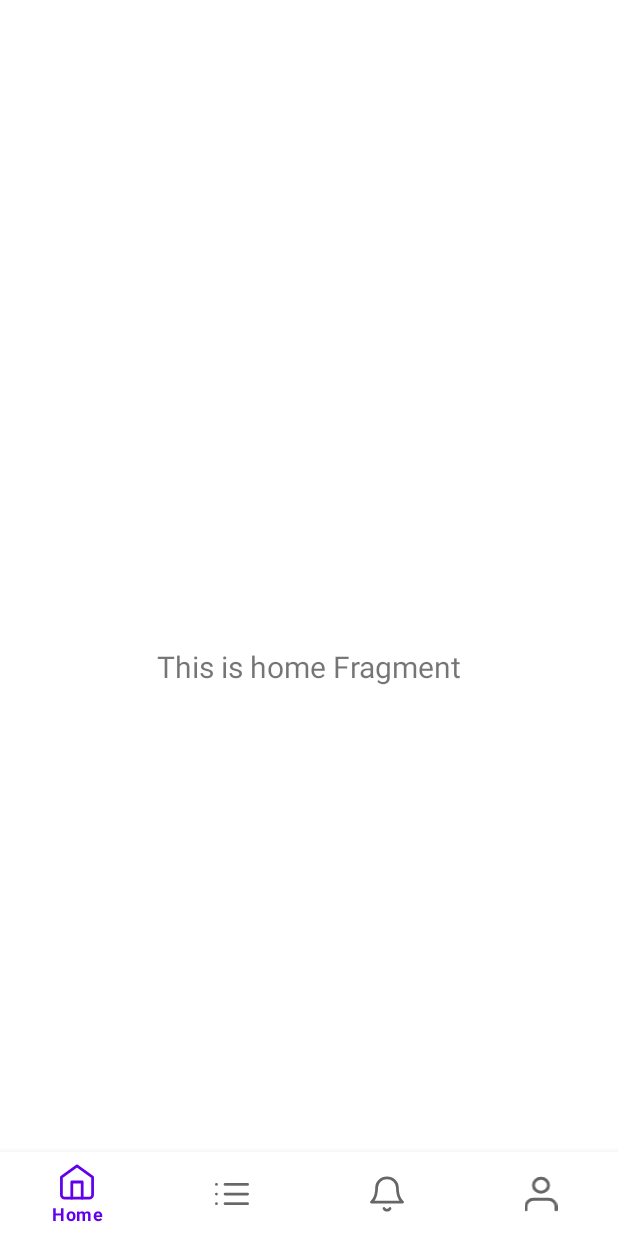
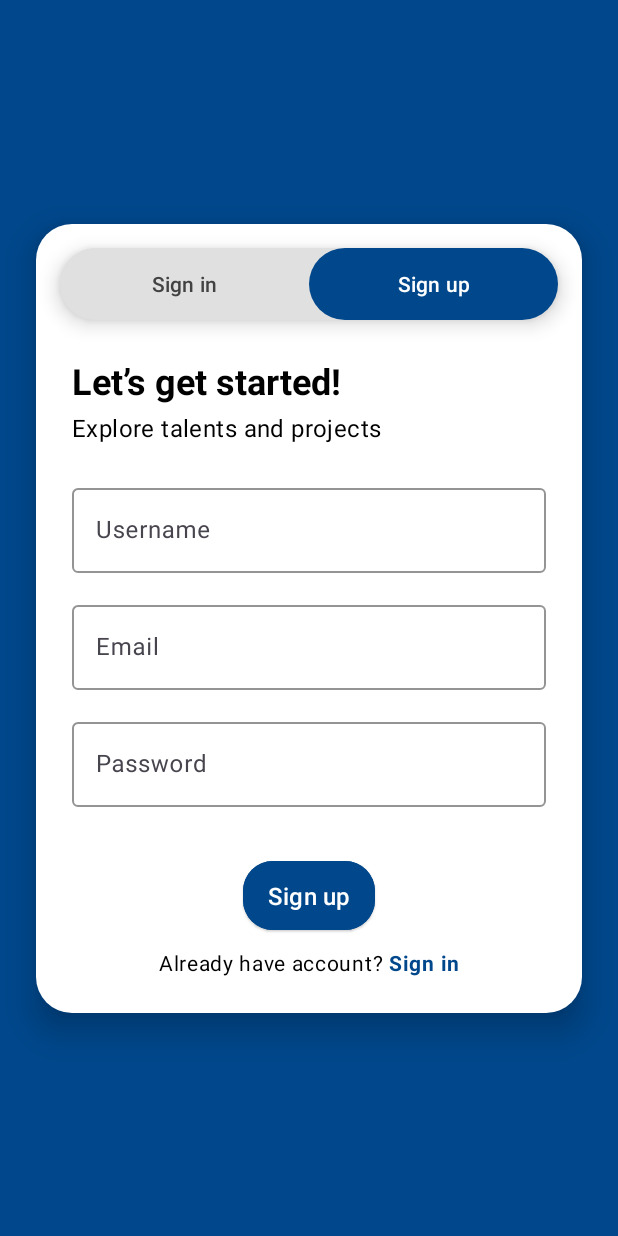
Before and after one commit to davidrvii/Talentara-Mobile, an Android app: the screen it shows after launch (MainActivity before the commit, AuthenticationActivity after it), on a phone screen of 412 x 824 dp. Run offline under Robolectric (Android 15) with nearby library versions, the phone set to English and light mode, and no system bars.

Commit message:
Slicing Authentication Page Using TabLayout and ViewPager2

```diff
--- a/app/build.gradle.kts
+++ b/app/build.gradle.kts
@@ -54,4 +54,5 @@ dependencies {
     androidTestImplementation(libs.androidx.junit)
     androidTestImplementation(libs.androidx.espresso.core)
     implementation(libs.androidx.core.splashscreen)
+    implementation(libs.androidx.viewpager2)
 }
--- a/app/src/main/java/com/example/talentara/view/ui/authentication/AuthenticationActivity.kt
+++ b/app/src/main/java/com/example/talentara/view/ui/authentication/AuthenticationActivity.kt
@@ -1,21 +1,61 @@
 package com.example.talentara.view.ui.authentication
 
 import android.os.Bundle
-import androidx.activity.enableEdgeToEdge
 import androidx.appcompat.app.AppCompatActivity
+import androidx.core.splashscreen.SplashScreen.Companion.installSplashScreen
 import androidx.core.view.ViewCompat
 import androidx.core.view.WindowInsetsCompat
+import androidx.viewpager2.adapter.FragmentStateAdapter
 import com.example.talentara.R
+import com.example.talentara.databinding.ActivityAuthenticationBinding
+import com.example.talentara.view.ui.authentication.signin.SignInFragment
+import com.example.talentara.view.ui.authentication.signup.SignUpFragment
+import com.google.android.material.tabs.TabLayoutMediator
 
 class AuthenticationActivity : AppCompatActivity() {
+
+    private lateinit var binding: ActivityAuthenticationBinding
+
     override fun onCreate(savedInstanceState: Bundle?) {
         super.onCreate(savedInstanceState)
-        enableEdgeToEdge()
-        setContentView(R.layout.activity_authentication)
-        ViewCompat.setOnApplyWindowInsetsListener(findViewById(R.id.main)) { v, insets ->
+
+        installSplashScreen()
+
+        binding = ActivityAuthenticationBinding.inflate(layoutInflater)
+        setContentView(binding.root)
+
+        ViewCompat.setOnApplyWindowInsetsListener(findViewById(R.id.authentication)) { v, insets ->
             val systemBars = insets.getInsets(WindowInsetsCompat.Type.systemBars())
             v.setPadding(systemBars.left, systemBars.top, systemBars.right, systemBars.bottom)
             insets
         }
+
+        setupViewPagerWithTabs()
+    }
+
+    fun switchPage(toPosition: Int) {
+        binding.viewPager.currentItem = toPosition
+    }
+
+    private fun setupViewPagerWithTabs() {
+        val adapter = object : FragmentStateAdapter(this) {
+            private val pages = listOf(
+                SignInFragment(),
+                SignUpFragment()
+            )
+
+            override fun getItemCount() = pages.size
+            override fun createFragment(position: Int) = pages[position]
+        }
+        binding.viewPager.adapter = adapter
+
+        TabLayoutMediator(binding.tabLayout, binding.viewPager) { tab, pos ->
+            tab.text = if (pos == 0)
+                getString(R.string.sign_in)
+            else
+                getString(R.string.sign_up)
+        }.attach()
+
+        binding.viewPager.currentItem = 1
     }
 }
--- /dev/null
+++ b/app/src/main/java/com/example/talentara/view/ui/authentication/signin/SignInFragment.kt
@@ -0,0 +1,49 @@
+package com.example.talentara.view.ui.authentication.signin
+
+import android.content.Intent
+import android.os.Bundle
+import android.view.LayoutInflater
+import android.view.View
+import android.view.ViewGroup
+import androidx.fragment.app.Fragment
+import com.example.talentara.databinding.FragmentSignInBinding
+import com.example.talentara.view.ui.authentication.AuthenticationActivity
+import com.example.talentara.view.ui.main.MainActivity
+
+class SignInFragment : Fragment() {
+
+    private var _binding: FragmentSignInBinding? = null
+    private val binding get() = _binding!!
+
+    override fun onCreateView(
+        inflater: LayoutInflater, container: ViewGroup?,
+        savedInstanceState: Bundle?,
+    ): View {
+        _binding = FragmentSignInBinding.inflate(inflater, container, false)
+        return binding.root
+    }
+
+    override fun onViewCreated(view: View, savedInstanceState: Bundle?) {
+        super.onViewCreated(view, savedInstanceState)
+
+        binding.tvFooterAction.setOnClickListener {
+            (requireActivity() as AuthenticationActivity).switchPage(1)
+        }
+
+        binding.btnSignIn.setOnClickListener {
+            val intent = Intent(requireContext(), MainActivity::class.java)
+            startActivity(intent)
+            requireActivity().finish()
+
+            /*val email = binding.etEmail.text.toString().trim()
+            val pass  = binding.etPassword.text.toString().trim()
+
+            if (email.isEmpty() || pass.isEmpty()) {
+                Toast.makeText(requireContext(), "Email & password wajib diisi", Toast.LENGTH_SHORT).show()
+            } else {
+                Toast.makeText(requireContext(),
+                    "Mendaftar: $email", Toast.LENGTH_SHORT).show()
+            }*/
+        }
+    }
+}
--- /dev/null
+++ b/app/src/main/java/com/example/talentara/view/ui/authentication/signup/SignUpFragment.kt
@@ -0,0 +1,48 @@
+package com.example.talentara.view.ui.authentication.signup
+
+import android.content.Intent
+import android.os.Bundle
+import android.view.LayoutInflater
+import android.view.View
+import android.view.ViewGroup
+import androidx.fragment.app.Fragment
+import com.example.talentara.databinding.FragmentSignUpBinding
+import com.example.talentara.view.ui.authentication.AuthenticationActivity
+import com.example.talentara.view.ui.main.MainActivity
+
+class SignUpFragment : Fragment() {
+
+    private var _binding: FragmentSignUpBinding? = null
+    private val binding get() = _binding!!
+
+    override fun onCreateView(
+        inflater: LayoutInflater, container: ViewGroup?,
+        savedInstanceState: Bundle?,
+    ): View {
+        _binding = FragmentSignUpBinding.inflate(inflater, container, false)
+        return binding.root
+    }
+
+    override fun onViewCreated(view: View, savedInstanceState: Bundle?) {
+        super.onViewCreated(view, savedInstanceState)
+
+        binding.tvFooterAction.setOnClickListener {
+            (requireActivity() as AuthenticationActivity).switchPage(0)
+        }
+        binding.btnSignUp.setOnClickListener {
+            val intent = Intent(requireContext(), MainActivity::class.java)
+            startActivity(intent)
+            requireActivity().finish()
+
+            /*val email = binding.etEmail.text.toString().trim()
+            val pass  = binding.etPassword.text.toString().trim()
+
+            if (email.isEmpty() || pass.isEmpty()) {
+                Toast.makeText(requireContext(), "Email & password wajib diisi", Toast.LENGTH_SHORT).show()
+            } else {
+                Toast.makeText(requireContext(),
+                    "Mendaftar: $email", Toast.LENGTH_SHORT).show()
+            }*/
+        }
+    }
+}
--- a/app/src/main/java/com/example/talentara/view/ui/main/MainActivity.kt
+++ b/app/src/main/java/com/example/talentara/view/ui/main/MainActivity.kt
@@ -3,7 +3,6 @@ package com.example.talentara.view.ui.main
 import android.os.Bundle
 import com.google.android.material.bottomnavigation.BottomNavigationView
 import androidx.appcompat.app.AppCompatActivity
-import androidx.core.splashscreen.SplashScreen.Companion.installSplashScreen
 import androidx.navigation.findNavController
 import androidx.navigation.ui.setupWithNavController
 import com.example.talentara.R
@@ -16,8 +15,6 @@ class MainActivity : AppCompatActivity() {
     override fun onCreate(savedInstanceState: Bundle?) {
         super.onCreate(savedInstanceState)
 
-        installSplashScreen()
-
         binding = ActivityMainBinding.inflate(layoutInflater)
         setContentView(binding.root)
 
--- /dev/null
+++ b/app/src/main/res/color/toggle_button_text_color.xml
@@ -0,0 +1,8 @@
+<?xml version="1.0" encoding="utf-8"?>
+<selector xmlns:android="http://schemas.android.com/apk/res/android">
+    <item
+        android:state_selected="true"
+        android:color="@color/white"/>
+    <item
+        android:color="@color/dark_gray"/>
+</selector>
--- /dev/null
+++ b/app/src/main/res/drawable/rounded_rectangle.xml
@@ -0,0 +1,8 @@
+<?xml version="1.0" encoding="utf-8"?>
+<shape xmlns:android="http://schemas.android.com/apk/res/android"
+    android:shape="rectangle">
+    <solid
+        android:color="@color/white"/>
+    <corners
+        android:radius="24dp" />
+</shape>
--- /dev/null
+++ b/app/src/main/res/drawable/toggle_button_background.xml
@@ -0,0 +1,17 @@
+<?xml version="1.0" encoding="utf-8"?>
+<selector xmlns:android="http://schemas.android.com/apk/res/android">
+    <!-- State Selected = tombol aktif -->
+    <item android:state_selected="true">
+        <shape android:shape="rectangle">
+            <solid android:color="@color/blue"/>
+            <corners android:radius="24dp"/>
+        </shape>
+    </item>
+    <!-- Default = tidak aktif -->
+    <item>
+        <shape android:shape="rectangle">
+            <solid android:color="@color/light_gray"/>
+            <corners android:radius="24dp"/>
+        </shape>
+    </item>
+</selector>
--- a/app/src/main/res/layout/activity_authentication.xml
+++ b/app/src/main/res/layout/activity_authentication.xml
@@ -1,10 +1,49 @@
 <?xml version="1.0" encoding="utf-8"?>
 <androidx.constraintlayout.widget.ConstraintLayout xmlns:android="http://schemas.android.com/apk/res/android"
     xmlns:app="http://schemas.android.com/apk/res-auto"
-    xmlns:tools="http://schemas.android.com/tools"
-    android:id="@+id/main"
+    android:id="@+id/authentication"
     android:layout_width="match_parent"
     android:layout_height="match_parent"
-    tools:context=".view.ui.authentication.AuthenticationActivity">
+    android:background="@color/blue">
+
+    <androidx.constraintlayout.widget.ConstraintLayout
+        android:layout_width="match_parent"
+        android:layout_height="wrap_content"
+        android:layout_marginHorizontal="24dp"
+        android:background="@drawable/rounded_rectangle"
+        android:elevation="12dp"
+        app:layout_constraintBottom_toBottomOf="parent"
+        app:layout_constraintEnd_toEndOf="parent"
+        app:layout_constraintStart_toStartOf="parent"
+        app:layout_constraintTop_toTopOf="parent">
+
+        <com.google.android.material.tabs.TabLayout
+            android:id="@+id/tabLayout"
+            android:layout_width="0dp"
+            android:layout_height="wrap_content"
+            android:layout_margin="16dp"
+            android:background="@drawable/rounded_rectangle"
+            android:backgroundTint="@color/light_gray"
+            android:elevation="8dp"
+            app:layout_constraintEnd_toEndOf="parent"
+            app:layout_constraintStart_toStartOf="parent"
+            app:layout_constraintTop_toTopOf="parent"
+            app:tabBackground="@drawable/toggle_button_background"
+            app:tabGravity="fill"
+            app:tabIndicatorHeight="0dp"
+            app:tabMode="fixed"
+            app:tabSelectedTextColor="@color/white"
+            app:tabTextColor="@color/toggle_button_text_color" />
+
+        <androidx.viewpager2.widget.ViewPager2
+            android:id="@+id/viewPager"
+            android:layout_width="match_parent"
+            android:layout_height="wrap_content"
+            app:layout_constraintBottom_toBottomOf="parent"
+            app:layout_constraintEnd_toEndOf="parent"
+            app:layout_constraintStart_toStartOf="parent"
+            app:layout_constraintTop_toBottomOf="@id/tabLayout" />
+
+    </androidx.constraintlayout.widget.ConstraintLayout>
 
 </androidx.constraintlayout.widget.ConstraintLayout>
--- /dev/null
+++ b/app/src/main/res/layout/fragment_sign_up.xml
@@ -0,0 +1,172 @@
+<?xml version="1.0" encoding="utf-8"?>
+<FrameLayout xmlns:android="http://schemas.android.com/apk/res/android"
+    xmlns:app="http://schemas.android.com/apk/res-auto"
+    xmlns:tools="http://schemas.android.com/tools"
+    android:layout_width="match_parent"
+    android:layout_height="match_parent"
+    tools:context=".view.ui.authentication.signup.SignUpFragment">
+
+    <androidx.constraintlayout.widget.ConstraintLayout
+        android:layout_width="match_parent"
+        android:layout_height="match_parent"
+        android:padding="24dp">
+
+        <!-- Heading -->
+        <TextView
+            android:id="@+id/tvHeading"
+            style="@style/TextAppearance.Material3.HeadlineSmall"
+            android:layout_width="0dp"
+            android:layout_height="wrap_content"
+            android:text="@string/sign_in_heading"
+            android:textColor="@color/black"
+            android:textSize="24sp"
+            android:textStyle="bold"
+            app:layout_constraintEnd_toEndOf="parent"
+            app:layout_constraintStart_toStartOf="parent"
+            app:layout_constraintTop_toTopOf="parent" />
+
+        <!-- Subheading -->
+        <TextView
+            android:id="@+id/tvSubheading"
+            style="@style/TextAppearance.Material3.BodyMedium"
+            android:layout_width="0dp"
+            android:layout_height="wrap_content"
+            android:layout_marginTop="4dp"
+            android:text="@string/sign_in_subheading"
+            android:textColor="@color/black"
+            android:textSize="16sp"
+            app:layout_constraintEnd_toEndOf="parent"
+            app:layout_constraintStart_toStartOf="parent"
+            app:layout_constraintTop_toBottomOf="@id/tvHeading" />
+
+        <!-- Username -->
+        <com.google.android.material.textfield.TextInputLayout
+            android:id="@+id/tilUsername"
+            style="@style/Widget.Material3.TextInputLayout.OutlinedBox"
+            android:layout_width="match_parent"
+            android:layout_height="wrap_content"
+            android:layout_marginTop="24dp"
+            app:boxBackgroundMode="outline"
+            app:boxStrokeColor="@color/dark_gray"
+            app:hintTextColor="@color/dark_gray"
+            app:layout_constraintEnd_toEndOf="@id/tvSubheading"
+            app:layout_constraintStart_toStartOf="@id/tvSubheading"
+            app:layout_constraintTop_toBottomOf="@id/tvSubheading">
+
+            <com.google.android.material.textfield.TextInputEditText
+                android:layout_width="match_parent"
+                android:layout_height="wrap_content"
+                android:hint="@string/username"
+                android:inputType="textPersonName"
+                android:textColor="@color/black"
+                android:textSize="16sp" />
+        </com.google.android.material.textfield.TextInputLayout>
+
+        <!-- Email -->
+        <com.google.android.material.textfield.TextInputLayout
+            android:id="@+id/tilEmail"
+            style="@style/Widget.Material3.TextInputLayout.OutlinedBox"
+            android:layout_width="match_parent"
+            android:layout_height="wrap_content"
+            android:layout_marginTop="16dp"
+            app:boxBackgroundMode="outline"
+            app:boxStrokeColor="@color/dark_gray"
+            app:hintTextColor="@color/dark_gray"
+            app:layout_constraintEnd_toEndOf="@id/tilUsername"
+            app:layout_constraintStart_toStartOf="@id/tilUsername"
+            app:layout_constraintTop_toBottomOf="@id/tilUsername">
+
+            <com.google.android.material.textfield.TextInputEditText
+                android:layout_width="match_parent"
+                android:layout_height="wrap_content"
+                android:hint="@string/email"
+                android:inputType="textEmailAddress"
+                android:textColor="@color/black"
+                android:textSize="16sp" />
+        </com.google.android.material.textfield.TextInputLayout>
+
+        <!-- Password -->
+        <com.google.android.material.textfield.TextInputLayout
+            android:id="@+id/tilPassword"
+            style="@style/Widget.Material3.TextInputLayout.OutlinedBox"
+            android:layout_width="match_parent"
+            android:layout_height="wrap_content"
+            android:layout_marginTop="16dp"
+            app:boxBackgroundMode="outline"
+            app:boxStrokeColor="@color/dark_gray"
+            app:hintTextColor="@color/dark_gray"
+            app:layout_constraintEnd_toEndOf="parent"
+            app:layout_constraintStart_toStartOf="parent"
+            app:layout_constraintTop_toBottomOf="@id/tilEmail">
+
+            <com.google.android.material.textfield.TextInputEditText
+                android:layout_width="match_parent"
+                android:layout_height="wrap_content"
+                android:hint="@string/password"
+                android:inputType="textPassword"
+                android:textColor="@color/black"
+                android:textSize="16sp" />
+        </com.google.android.material.textfield.TextInputLayout>
+
+        <!-- Button -->
+        <com.google.android.material.button.MaterialButton
+            android:id="@+id/btnSignUp"
+            style="@style/Widget.Material3.Button.ElevatedButton"
+            android:layout_width="wrap_content"
+            android:layout_height="wrap_content"
+            android:layout_marginTop="32dp"
+            android:backgroundTint="@color/blue"
+            android:elevation="12dp"
+            android:padding="12dp"
+            android:text="@string/sign_up"
+            android:textColor="@color/white"
+            android:textSize="16sp"
+            app:cornerRadius="20dp"
+            app:layout_constraintEnd_toEndOf="parent"
+            app:layout_constraintStart_toStartOf="parent"
+            app:layout_constraintTop_toBottomOf="@id/tilPassword" />
+
+        <androidx.constraintlayout.widget.ConstraintLayout
+            android:layout_width="wrap_content"
+            android:layout_height="wrap_content"
+            android:layout_marginTop="8dp"
+            app:layout_constraintEnd_toEndOf="@id/btnSignUp"
+            app:layout_constraintStart_toStartOf="@id/btnSignUp"
+            app:layout_constraintTop_toBottomOf="@id/btnSignUp">
+            <!-- Footer text -->
+            <TextView
+                android:id="@+id/tvFooter"
+                style="@style/TextAppearance.Material3.BodySmall"
+                android:layout_width="wrap_content"
+                android:layout_height="wrap_content"
+                android:text="@string/sign_in_footer"
+                android:textColor="@color/black"
+                android:textSize="14sp"
+                app:layout_constraintBottom_toBottomOf="parent"
+                app:layout_constraintEnd_toStartOf="@id/tvFooterAction"
+                app:layout_constraintStart_toStartOf="parent"
+                app:layout_constraintTop_toTopOf="parent" />
+
+            <!-- Footer link -->
+            <TextView
+                android:id="@+id/tvFooterAction"
+                style="@style/TextAppearance.Material3.BodySmall"
+                android:layout_width="wrap_content"
+                android:layout_height="wrap_content"
+                android:layout_marginStart="4dp"
+                android:clickable="true"
+                android:focusable="true"
+                android:text="@string/sign_in"
+                android:textColor="@color/blue"
+                android:elevation="12dp"
+                android:textSize="14sp"
+                android:textStyle="bold"
+                app:layout_constraintBottom_toBottomOf="parent"
+                app:layout_constraintStart_toEndOf="@id/tvFooter"
+                app:layout_constraintTop_toTopOf="parent"
+                tools:ignore="TouchTargetSizeCheck" />
+        </androidx.constraintlayout.widget.ConstraintLayout>
+
+    </androidx.constraintlayout.widget.ConstraintLayout>
+
+</FrameLayout>
--- a/app/src/main/res/values-night/themes.xml
+++ /dev/null
@@ -1,22 +0,0 @@
-<resources>
-    <!-- Base application theme. -->
-    <style name="Theme.Talentara" parent="Theme.MaterialComponents.DayNight.NoActionBar">
-        <!-- Primary brand color. -->
-        <item name="colorPrimary">@color/purple_200</item>
-        <item name="colorPrimaryVariant">@color/purple_700</item>
-        <item name="colorOnPrimary">@color/black</item>
-        <!-- Secondary brand color. -->
-        <item name="colorSecondary">@color/teal_200</item>
-        <item name="colorSecondaryVariant">@color/teal_200</item>
-        <item name="colorOnSecondary">@color/black</item>
-        <!-- Status bar color. -->
-        <item name="android:statusBarColor">?attr/colorPrimaryVariant</item>
-        <!-- Customize your theme here. -->
-    </style>
-
-    <style name="Theme.Talentara.Splashscreen" parent="Theme.SplashScreen">
-        <item name="windowSplashScreenBackground">@color/splash_background_color</item>
-        <item name="windowSplashScreenAnimatedIcon">@drawable/splash_inset</item>
-        <item name="postSplashScreenTheme">@style/Theme.Talentara</item>
-    </style>
-</resources>
--- a/app/src/main/res/values/colors.xml
+++ b/app/src/main/res/values/colors.xml
@@ -5,7 +5,14 @@
     <color name="purple_700">#FF3700B3</color>
     <color name="teal_200">#FF03DAC5</color>
     <color name="teal_700">#FF018786</color>
+
     <color name="black">#FF000000</color>
     <color name="white">#FFFFFFFF</color>
+
+    <color name="blue">#00478B</color>
+    <color name="dark_blue">#0B3C8C</color>
+    <color name="light_gray">#E0E0E0</color>
+    <color name="dark_gray">#424242</color>
+
     <color name="splash_background_color">#00478B</color>
 </resources>
--- a/app/src/main/res/values/strings.xml
+++ b/app/src/main/res/values/strings.xml
@@ -4,6 +4,17 @@
     <string name="title_history">History</string>
     <string name="title_notification">Notification</string>
     <string name="title_profile">Profile</string>
-<!-- Remove or change this placeholder text -->
+    <!-- Remove or change this placeholder text -->
     <string name="hello_blank_fragment">History</string>
+    <string name="email">Email</string>
+    <string name="password">Password</string>
+    <string name="username">Username</string>
+    <string name="sign_in">Sign in</string>
+    <string name="sign_up">Sign up</string>
+    <string name="sign_in_heading">Let’s get started!</string>
+    <string name="sign_in_subheading">Explore talents and projects</string>
+    <string name="sign_in_footer">Already have account?</string>
+    <string name="sign_up_heading">Welcome back!</string>
+    <string name="sign_up_subheading">Good to see you again</string>
+    <string name="sign_up_footer">Don’t have account?</string>
 </resources>
--- a/app/src/main/res/values/themes.xml
+++ b/app/src/main/res/values/themes.xml
@@ -1,17 +1,8 @@
 <resources>
     <!-- Base application theme. -->
-    <style name="Theme.Talentara" parent="Theme.MaterialComponents.DayNight.NoActionBar">
-        <!-- Primary brand color. -->
-        <item name="colorPrimary">@color/purple_500</item>
-        <item name="colorPrimaryVariant">@color/purple_700</item>
-        <item name="colorOnPrimary">@color/white</item>
-        <!-- Secondary brand color. -->
-        <item name="colorSecondary">@color/teal_200</item>
-        <item name="colorSecondaryVariant">@color/teal_700</item>
-        <item name="colorOnSecondary">@color/black</item>
+    <style name="Theme.Talentara" parent="Theme.Material3.Light.NoActionBar">
         <!-- Status bar color. -->
-        <item name="android:statusBarColor">?attr/colorPrimaryVariant</item>
-        <!-- Customize your theme here. -->
+        <item name="android:statusBarColor">@color/blue</item>
     </style>
 
     <style name="Theme.Talentara.Splashscreen" parent="Theme.SplashScreen">
--- a/gradle/libs.versions.toml
+++ b/gradle/libs.versions.toml
@@ -14,9 +14,11 @@ navigationFragmentKtx = "2.9.0"
 navigationUiKtx = "2.9.0"
 activity = "1.10.1"
 splashscreen = "1.0.1"
+viewpager2 = "1.1.0"
 
 [libraries]
 androidx-core-ktx = { group = "androidx.core", name = "core-ktx", version.ref = "coreKtx" }
+androidx-viewpager2 = { group = "androidx.viewpager2", name = "viewpager2", version.ref = "viewpager2" }
 junit = { group = "junit", name = "junit", version.ref = "junit" }
 androidx-junit = { group = "androidx.test.ext", name = "junit", version.ref = "junitVersion" }
 androidx-espresso-core = { group = "androidx.test.espresso", name = "espresso-core", version.ref = "espressoCore" }
```
Also changed, not shown: app/src/main/AndroidManifest.xml (+8 -12 lines), app/src/main/res/layout/fragment_sign_in.xml (added, +149 -0 lines).
